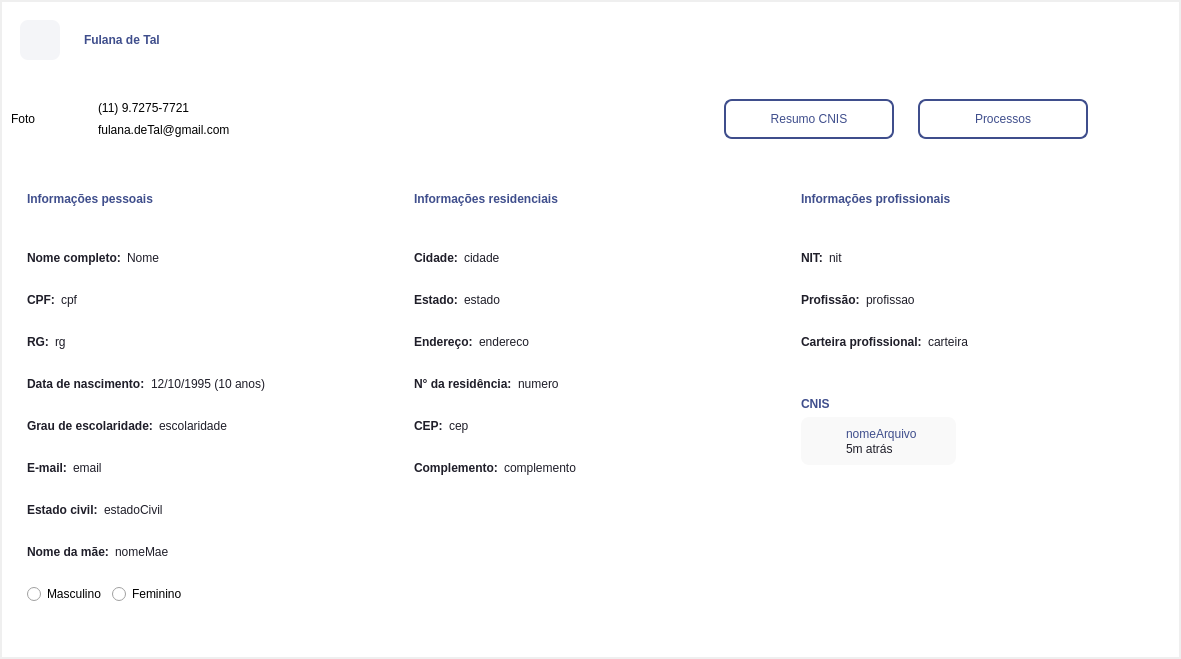
Before: the Qt Designer form Design/UI/wdgInfoCliente.ui in newprev/PrevCliente, drawn with Qt 5.
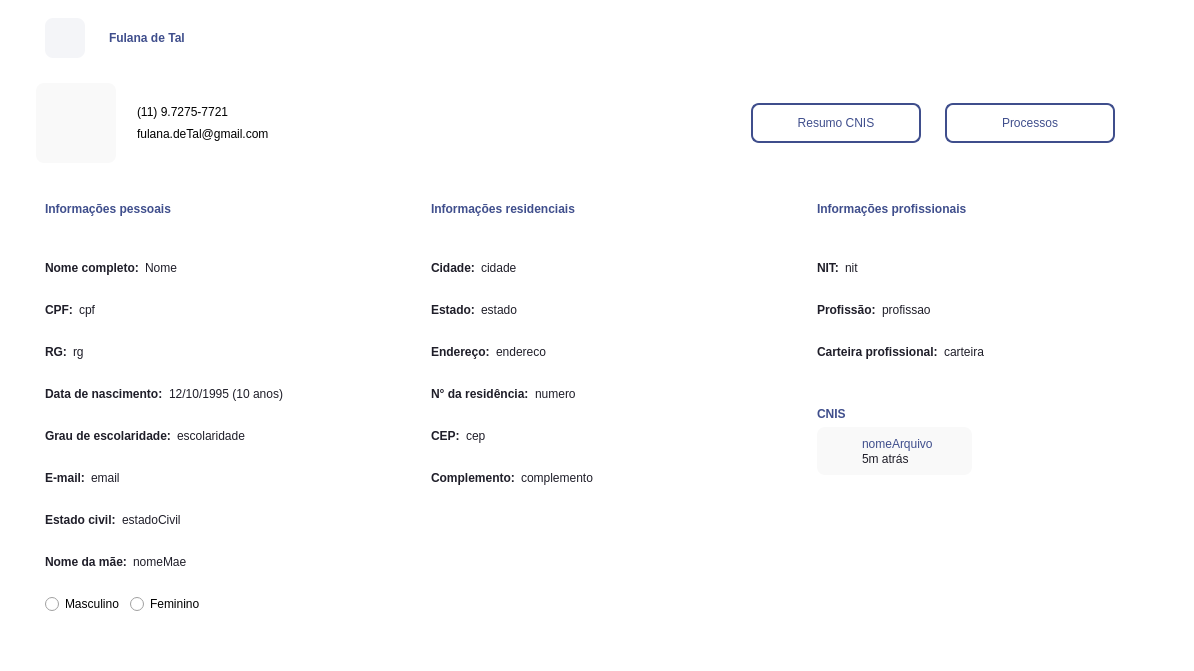
After: the same form once the commit is applied. Icons and pictures are not drawn.

```diff
--- a/Design/UI/wdgInfoCliente.ui
+++ b/Design/UI/wdgInfoCliente.ui
@@ -6,8 +6,8 @@
    <rect>
     <x>0</x>
     <y>0</y>
-    <width>1181</width>
-    <height>659</height>
+    <width>1194</width>
+    <height>671</height>
    </rect>
   </property>
   <property name="windowTitle">
@@ -51,16 +51,16 @@
        <number>0</number>
       </property>
       <property name="leftMargin">
-       <number>2</number>
+       <number>0</number>
       </property>
       <property name="topMargin">
-       <number>2</number>
+       <number>0</number>
       </property>
       <property name="rightMargin">
-       <number>2</number>
+       <number>0</number>
       </property>
       <property name="bottomMargin">
-       <number>2</number>
+       <number>0</number>
       </property>
       <item>
        <widget class="QFrame" name="frCabecalho">
@@ -78,6 +78,15 @@
         </property>
         <property name="styleSheet">
          <string notr="true">/*------------------------------------------- Frame -------------------------------------------*/
+#frFotoCliente {
+	background-color: #F9F9F9;
+	border: 0px solid none;
+	border-radius: 8px;
+
+	background-image: url(:/cliente/cliente.png);
+	background-position: center;
+	background-repeat: no-repeat;
+}
 
 
 /*------------------------------------------- Push Button -------------------------------------------*/
@@ -132,6 +141,9 @@
          <property name="spacing">
           <number>0</number>
          </property>
+         <property name="leftMargin">
+          <number>36</number>
+         </property>
          <item>
           <widget class="QFrame" name="frTitulo">
            <property name="frameShape">
@@ -226,7 +238,7 @@
               </property>
               <layout class="QHBoxLayout" name="horizontalLayout_3">
                <property name="spacing">
-                <number>2</number>
+                <number>16</number>
                </property>
                <property name="leftMargin">
                 <number>0</number>
@@ -277,9 +289,9 @@
                    <number>0</number>
                   </property>
                   <item>
-                   <widget class="QLabel" name="label">
+                   <widget class="QLabel" name="lbFotoCliente">
                     <property name="text">
-                     <string>Foto</string>
+                     <string/>
                     </property>
                    </widget>
                   </item>
@@ -574,7 +586,7 @@
           <number>0</number>
          </property>
          <property name="leftMargin">
-          <number>16</number>
+          <number>36</number>
          </property>
          <property name="topMargin">
           <number>0</number>
```
